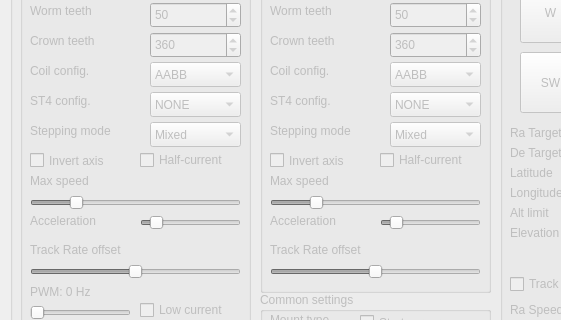
Qt form mainwindow.ui (ahp-electronics/gt-configurator) before a commit; both pictures show x 0 to 561 and y 218 to 538 of the 1100 by 738 pixel window.
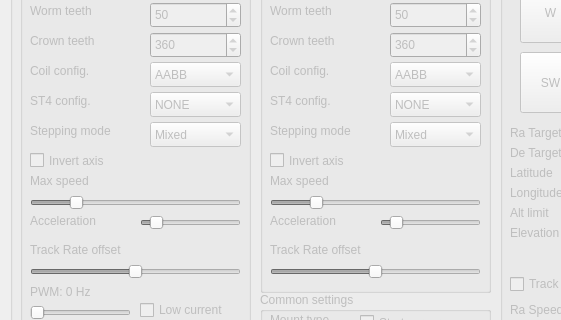
The same form after that commit.

Commit message: Half current by default in half-stepping mode

Diff of the .ui file:
```diff
--- a/mainwindow.ui
+++ b/mainwindow.ui
@@ -1843,19 +1843,6 @@
        <string>Stepping mode</string>
       </property>
      </widget>
-     <widget class="QCheckBox" name="HalfCurrent_0">
-      <property name="geometry">
-       <rect>
-        <x>120</x>
-        <y>270</y>
-        <width>101</width>
-        <height>16</height>
-       </rect>
-      </property>
-      <property name="text">
-       <string>Half-current</string>
-      </property>
-     </widget>
      <widget class="QSlider" name="TrackRate_0">
       <property name="geometry">
        <rect>
@@ -2389,19 +2376,6 @@
        <string>Stepping mode</string>
       </property>
      </widget>
-     <widget class="QCheckBox" name="HalfCurrent_1">
-      <property name="geometry">
-       <rect>
-        <x>120</x>
-        <y>270</y>
-        <width>101</width>
-        <height>16</height>
-       </rect>
-      </property>
-      <property name="text">
-       <string>Half-current</string>
-      </property>
-     </widget>
      <widget class="QLabel" name="TrackRate_label_1">
       <property name="geometry">
        <rect>
```
The commit also changes 1 other file.
